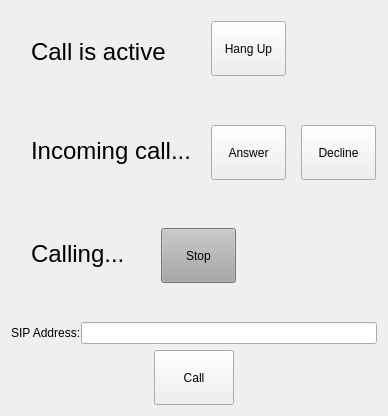
First picture: the form in src/ip_telephone/qt/mainwindow.ui, repository simeks/m7017e-lab, before the edit.
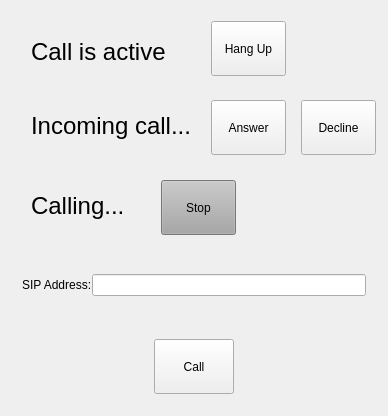
Second picture: the form after the edit.

Commit message: Made it possible for the caller to stop/hangup the call and made som small changes to the UI.

What changed in the file:
```diff
--- a/src/ip_telephone/qt/mainwindow.ui
+++ b/src/ip_telephone/qt/mainwindow.ui
@@ -537,73 +537,6 @@
       </widget>
      </widget>
     </item>
-    <item row="4" column="0">
-     <layout class="QHBoxLayout" name="horizontalLayout_2">
-      <property name="spacing">
-       <number>0</number>
-      </property>
-      <item>
-       <widget class="QPushButton" name="pushButton">
-        <property name="sizePolicy">
-         <sizepolicy hsizetype="Fixed" vsizetype="Fixed">
-          <horstretch>0</horstretch>
-          <verstretch>0</verstretch>
-         </sizepolicy>
-        </property>
-        <property name="minimumSize">
-         <size>
-          <width>55</width>
-          <height>55</height>
-         </size>
-        </property>
-        <property name="baseSize">
-         <size>
-          <width>0</width>
-          <height>0</height>
-         </size>
-        </property>
-        <property name="layoutDirection">
-         <enum>Qt::LeftToRight</enum>
-        </property>
-        <property name="text">
-         <string>Call</string>
-        </property>
-        <property name="iconSize">
-         <size>
-          <width>55</width>
-          <height>55</height>
-         </size>
-        </property>
-       </widget>
-      </item>
-     </layout>
-    </item>
-    <item row="3" column="0">
-     <layout class="QHBoxLayout" name="horizontalLayout">
-      <property name="spacing">
-       <number>0</number>
-      </property>
-      <property name="sizeConstraint">
-       <enum>QLayout::SetDefaultConstraint</enum>
-      </property>
-      <item>
-       <widget class="QLabel" name="label">
-        <property name="sizePolicy">
-         <sizepolicy hsizetype="Fixed" vsizetype="Fixed">
-          <horstretch>0</horstretch>
-          <verstretch>0</verstretch>
-         </sizepolicy>
-        </property>
-        <property name="text">
-         <string>SIP Address:</string>
-        </property>
-       </widget>
-      </item>
-      <item>
-       <widget class="QLineEdit" name="lineEdit"/>
-      </item>
-     </layout>
-    </item>
     <item row="1" column="0">
      <widget class="QWidget" name="widget_2" native="true">
       <widget class="QLabel" name="label_3">
@@ -709,6 +642,77 @@
       </widget>
      </widget>
     </item>
+    <item row="4" column="0">
+     <widget class="QWidget" name="widget_4" native="true">
+      <layout class="QHBoxLayout" name="horizontalLayout_2">
+       <property name="spacing">
+        <number>0</number>
+       </property>
+       <item>
+        <widget class="QPushButton" name="pushButton">
+         <property name="sizePolicy">
+          <sizepolicy hsizetype="Fixed" vsizetype="Fixed">
+           <horstretch>0</horstretch>
+           <verstretch>0</verstretch>
+          </sizepolicy>
+         </property>
+         <property name="minimumSize">
+          <size>
+           <width>55</width>
+           <height>55</height>
+          </size>
+         </property>
+         <property name="baseSize">
+          <size>
+           <width>0</width>
+           <height>0</height>
+          </size>
+         </property>
+         <property name="layoutDirection">
+          <enum>Qt::LeftToRight</enum>
+         </property>
+         <property name="text">
+          <string>Call</string>
+         </property>
+         <property name="iconSize">
+          <size>
+           <width>55</width>
+           <height>55</height>
+          </size>
+         </property>
+        </widget>
+       </item>
+      </layout>
+     </widget>
+    </item>
+    <item row="3" column="0">
+     <widget class="QWidget" name="widget_5" native="true">
+      <layout class="QHBoxLayout" name="horizontalLayout">
+       <property name="spacing">
+        <number>0</number>
+       </property>
+       <property name="sizeConstraint">
+        <enum>QLayout::SetDefaultConstraint</enum>
+       </property>
+       <item>
+        <widget class="QLabel" name="label">
+         <property name="sizePolicy">
+          <sizepolicy hsizetype="Fixed" vsizetype="Fixed">
+           <horstretch>0</horstretch>
+           <verstretch>0</verstretch>
+          </sizepolicy>
+         </property>
+         <property name="text">
+          <string>SIP Address:</string>
+         </property>
+        </widget>
+       </item>
+       <item>
+        <widget class="QLineEdit" name="lineEdit"/>
+       </item>
+      </layout>
+     </widget>
+    </item>
    </layout>
   </widget>
  </widget>
```
Left out of the diff: 4 changed lines with no effect on the pictures. The commit also changes 4 other files.
